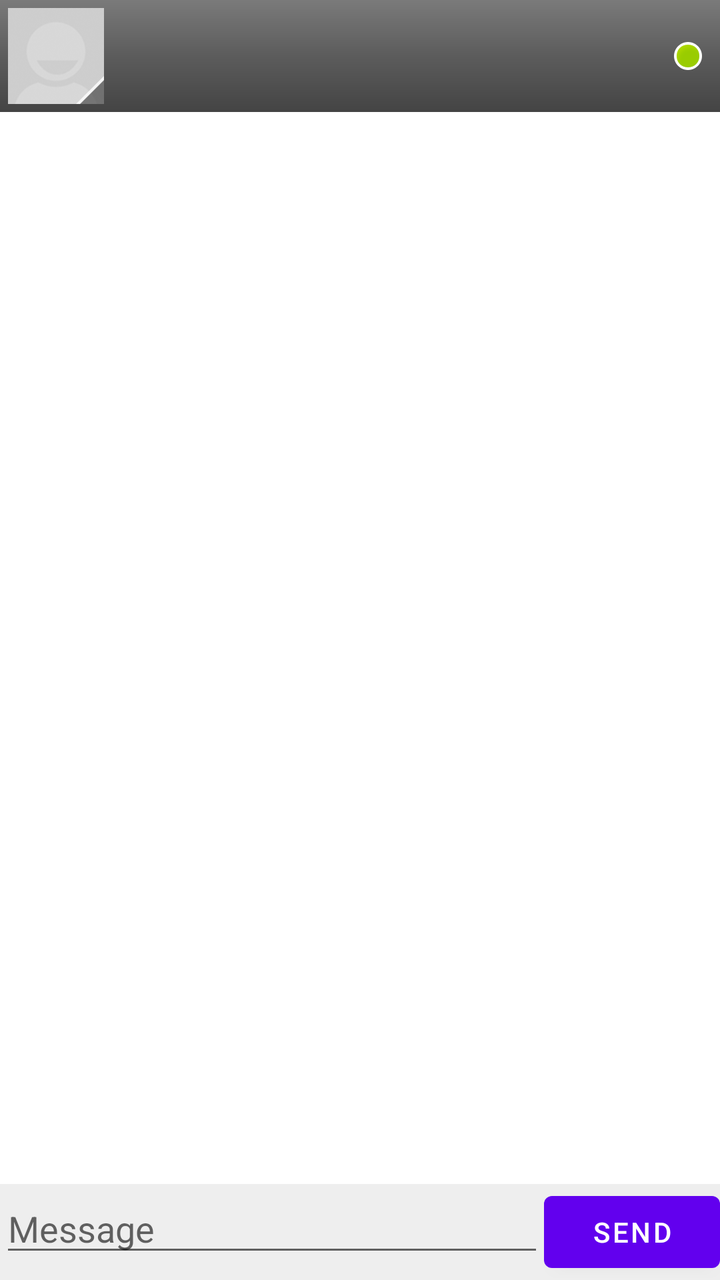
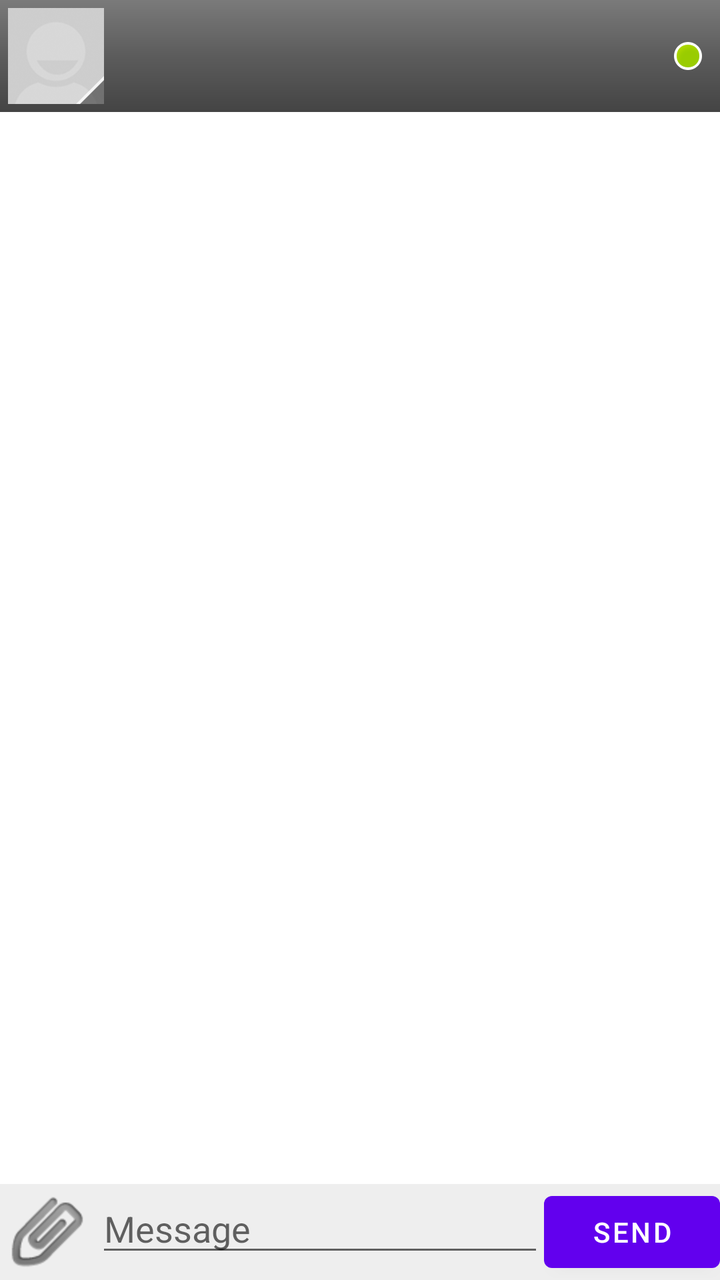

Before-and-after screenshots of an Android layout around one commit, followed by the original layout XML and the change that was made.
<!-- AndroidManifest.xml: fallback theme Theme.MaterialComponents.DayNight.NoActionBar -->
<!-- res/layout/ec_chat.xml -->
<?xml version="1.0" encoding="utf-8"?>
<LinearLayout xmlns:android="http://schemas.android.com/apk/res/android"
    android:orientation="vertical"
    android:layout_width="fill_parent"
    android:layout_height="fill_parent"
    android:background="#ffffffff">

    <LinearLayout android:id="@+id/ec_chat_header"
        android:orientation="horizontal"
        android:layout_width="fill_parent"
        android:layout_height="wrap_content"
        android:background="@drawable/ec_header"
        android:paddingLeft="4.0dip"
        android:paddingTop="4.0dip"
        android:paddingRight="8.0dip"
        android:paddingBottom="4.0dip">

        <android.widget.QuickContactBadge android:id="@+id/ec_header_avatar"
            android:layout_width="48.0dip"
            android:layout_height="48.0dip"
            android:layout_gravity="center_vertical"
            android:scaleType="fitCenter"
            style="?android:attr/quickContactBadgeStyleWindowMedium" />

        <LinearLayout
            android:orientation="vertical"
            android:layout_width="0.0dip"
            android:layout_height="wrap_content"
            android:layout_weight="1.0"
            android:layout_gravity="center_vertical"
            android:paddingLeft="8.0dip">

            <TextView android:id="@+id/ec_chat_title"
                android:layout_width="fill_parent"
                android:layout_height="wrap_content"
                android:textAppearance="?android:textAppearanceMedium"
                android:textColor="#ffffffff"
                android:textStyle="bold"
                android:singleLine="true"
                android:ellipsize="end" />

            <TextView android:id="@+id/ec_chat_subtitle"
                android:layout_width="fill_parent"
                android:layout_height="wrap_content"
                android:textAppearance="?android:textAppearanceSmall"
                android:textColor="#ffd0d0d0"
                android:singleLine="true"
                android:ellipsize="end" />
        </LinearLayout>

        <ImageView android:id="@+id/ec_header_presence"
            android:layout_width="wrap_content"
            android:layout_height="wrap_content"
            android:layout_gravity="center_vertical"
            android:scaleType="fitXY"
            android:src="@android:drawable/presence_online" />
    </LinearLayout>

    <ListView android:id="@+id/ec_messages"
        android:layout_width="fill_parent"
        android:layout_height="0.0dip"
        android:layout_weight="1.0"
        android:cacheColorHint="#ffffffff"
        android:transcriptMode="normal"
        android:stackFromBottom="true" />

    <LinearLayout
        android:orientation="horizontal"
        android:layout_width="fill_parent"
        android:layout_height="wrap_content"
        android:background="#ffeeeeee">

        <EditText android:id="@+id/ec_input"
            android:layout_width="0.0dip"
            android:layout_height="wrap_content"
            android:layout_weight="1.0"
            android:hint="@string/ec_message_hint"
            android:singleLine="true"
            android:inputType="textShortMessage|textAutoCorrect" />

        <Button android:id="@+id/ec_send"
            android:layout_width="wrap_content"
            android:layout_height="wrap_content"
            android:text="@string/ec_send" />
    </LinearLayout>
</LinearLayout>
<!-- resources referenced by this layout -->
<resources>
  <!-- drawable ec_header (drawable) -->
  <?xml version="1.0" encoding="utf-8"?>
  <shape xmlns:android="http://schemas.android.com/apk/res/android"
      android:shape="rectangle">
      <gradient
          android:angle="270"
          android:startColor="#ff7a7a7a"
          android:centerColor="#ff5c5c5c"
          android:endColor="#ff444444" />
  </shape>
  <string name="ec_message_hint">Message</string>
  <string name="ec_send">Send</string>
</resources>

<!-- the commit's change to res/layout/ec_chat.xml (unified diff, before → after) -->
@@ -70,6 +70,14 @@
         android:layout_height="wrap_content"
         android:background="#ffeeeeee">
 
+        <ImageButton android:id="@+id/ec_attach"
+            android:layout_width="wrap_content"
+            android:layout_height="wrap_content"
+            android:layout_gravity="center_vertical"
+            android:background="#00000000"
+            android:contentDescription="@string/ec_attach"
+            android:src="@drawable/ec_attach" />
+
         <EditText android:id="@+id/ec_input"
             android:layout_width="0.0dip"
             android:layout_height="wrap_content"
<!-- resource entries referenced after the edit -->
@@ -1,5 +1,6 @@
 <!-- resources referenced by this layout -->
 <resources>
+  <!-- drawable ec_attach: png bitmap (drawable-hdpi, 2574 bytes) -->
   <!-- drawable ec_header (drawable) -->
   <?xml version="1.0" encoding="utf-8"?>
   <shape xmlns:android="http://schemas.android.com/apk/res/android"
@@ -10,6 +11,7 @@
           android:centerColor="#ff5c5c5c"
           android:endColor="#ff444444" />
   </shape>
+  <string name="ec_attach">Attach</string>
   <string name="ec_message_hint">Message</string>
   <string name="ec_send">Send</string>
 </resources>
